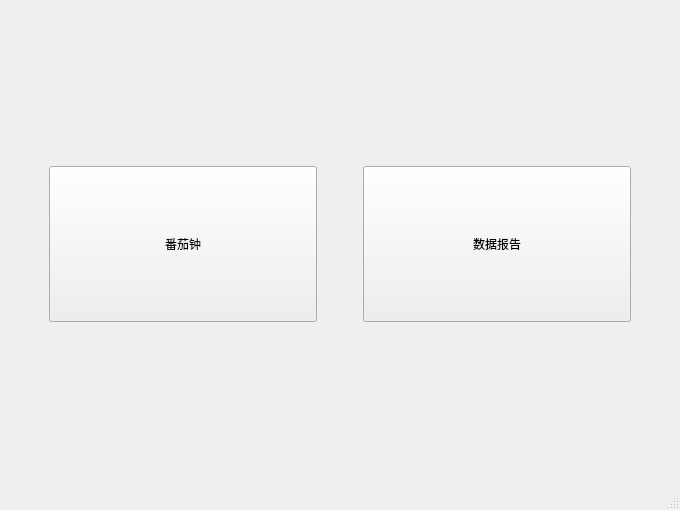
The window that mainwindow.ui (Leeye1/StudyMate-GUI) describes before a commit, drawn with Qt 5.
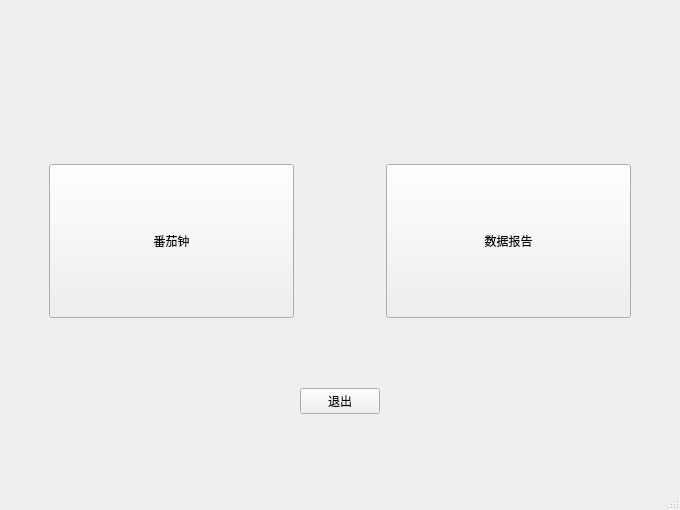
The same window after the commit.

Commit message: 调整了report page的全屏幕布局

The edit to the form file:
```diff
--- a/mainwindow.ui
+++ b/mainwindow.ui
@@ -144,6 +144,13 @@
       </property>
      </spacer>
     </item>
+    <item row="2" column="2">
+     <widget class="QPushButton" name="quitButton">
+      <property name="text">
+       <string>退出</string>
+      </property>
+     </widget>
+    </item>
    </layout>
   </widget>
   <widget class="QMenuBar" name="menubar">
```
The commit also changes 4 other files.
